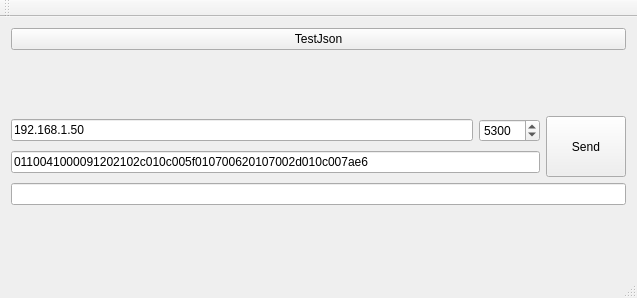
breton75/ksuts, file testing/mainwindow.ui: the form before one commit.
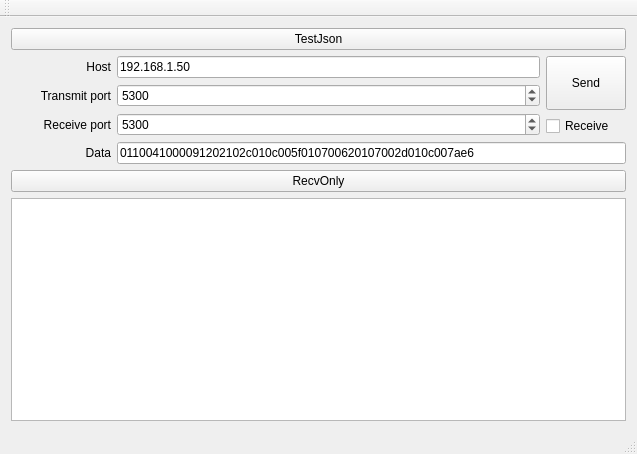
The form after the commit.

What changed in the file:
```diff
--- a/testing/mainwindow.ui
+++ b/testing/mainwindow.ui
@@ -7,14 +7,14 @@
     <x>0</x>
     <y>0</y>
     <width>637</width>
-    <height>298</height>
+    <height>454</height>
    </rect>
   </property>
   <property name="windowTitle">
    <string>MainWindow</string>
   </property>
   <widget class="QWidget" name="centralWidget">
-   <layout class="QVBoxLayout" name="verticalLayout_2">
+   <layout class="QVBoxLayout" name="verticalLayout_3">
     <item>
      <widget class="QPushButton" name="bnTestJson">
       <property name="text">
@@ -23,24 +23,33 @@
      </widget>
     </item>
     <item>
-     <spacer name="verticalSpacer_2">
-      <property name="orientation">
-       <enum>Qt::Vertical</enum>
-      </property>
-      <property name="sizeHint" stdset="0">
-       <size>
-        <width>20</width>
-        <height>40</height>
-       </size>
-      </property>
-     </spacer>
-    </item>
-    <item>
-     <layout class="QHBoxLayout" name="horizontalLayout_2">
+     <layout class="QHBoxLayout" name="horizontalLayout_5">
       <item>
-       <layout class="QVBoxLayout" name="verticalLayout">
+       <layout class="QVBoxLayout" name="verticalLayout_2">
         <item>
          <layout class="QHBoxLayout" name="horizontalLayout">
+          <item>
+           <widget class="QLabel" name="label_3">
+            <property name="minimumSize">
+             <size>
+              <width>100</width>
+              <height>0</height>
+             </size>
+            </property>
+            <property name="maximumSize">
+             <size>
+              <width>100</width>
+              <height>16777215</height>
+             </size>
+            </property>
+            <property name="text">
+             <string>Host</string>
+            </property>
+            <property name="alignment">
+             <set>Qt::AlignRight|Qt::AlignTrailing|Qt::AlignVCenter</set>
+            </property>
+           </widget>
+          </item>
           <item>
            <widget class="QLineEdit" name="lineIP">
             <property name="text">
@@ -48,8 +57,34 @@
             </property>
            </widget>
           </item>
+         </layout>
+        </item>
+        <item>
+         <layout class="QHBoxLayout" name="horizontalLayout_3">
           <item>
-           <widget class="QSpinBox" name="spinPort">
+           <widget class="QLabel" name="label_2">
+            <property name="minimumSize">
+             <size>
+              <width>100</width>
+              <height>0</height>
+             </size>
+            </property>
+            <property name="maximumSize">
+             <size>
+              <width>100</width>
+              <height>16777215</height>
+             </size>
+            </property>
+            <property name="text">
+             <string>Transmit port</string>
+            </property>
+            <property name="alignment">
+             <set>Qt::AlignRight|Qt::AlignTrailing|Qt::AlignVCenter</set>
+            </property>
+           </widget>
+          </item>
+          <item>
+           <widget class="QSpinBox" name="spinTransmitPort">
             <property name="maximum">
              <number>65535</number>
             </property>
@@ -61,44 +96,111 @@
          </layout>
         </item>
         <item>
-         <widget class="QLineEdit" name="lineCmd">
+         <layout class="QHBoxLayout" name="horizontalLayout_2">
+          <item>
+           <widget class="QLabel" name="label">
+            <property name="minimumSize">
+             <size>
+              <width>100</width>
+              <height>0</height>
+             </size>
+            </property>
+            <property name="maximumSize">
+             <size>
+              <width>100</width>
+              <height>16777215</height>
+             </size>
+            </property>
+            <property name="text">
+             <string>Receive port</string>
+            </property>
+            <property name="alignment">
+             <set>Qt::AlignRight|Qt::AlignTrailing|Qt::AlignVCenter</set>
+            </property>
+           </widget>
+          </item>
+          <item>
+           <widget class="QSpinBox" name="spinRecvPort">
+            <property name="maximum">
+             <number>65535</number>
+            </property>
+            <property name="value">
+             <number>5300</number>
+            </property>
+           </widget>
+          </item>
+         </layout>
+        </item>
+       </layout>
+      </item>
+      <item>
+       <layout class="QVBoxLayout" name="verticalLayout">
+        <item>
+         <widget class="QPushButton" name="pushButton">
+          <property name="sizePolicy">
+           <sizepolicy hsizetype="Minimum" vsizetype="Preferred">
+            <horstretch>0</horstretch>
+            <verstretch>0</verstretch>
+           </sizepolicy>
+          </property>
           <property name="text">
-           <string>0110041000091202102c010c005f010700620107002d010c007ae6</string>
+           <string>Send</string>
           </property>
          </widget>
         </item>
+        <item>
+         <widget class="QCheckBox" name="checkRecv">
+          <property name="text">
+           <string>Receive</string>
+          </property>
+         </widget>
+        </item>
        </layout>
       </item>
+     </layout>
+    </item>
+    <item>
+     <layout class="QHBoxLayout" name="horizontalLayout_4">
       <item>
-       <widget class="QPushButton" name="pushButton">
-        <property name="sizePolicy">
-         <sizepolicy hsizetype="Minimum" vsizetype="Expanding">
-          <horstretch>0</horstretch>
-          <verstretch>0</verstretch>
-         </sizepolicy>
+       <widget class="QLabel" name="label_4">
+        <property name="minimumSize">
+         <size>
+          <width>100</width>
+          <height>0</height>
+         </size>
         </property>
+        <property name="maximumSize">
+         <size>
+          <width>100</width>
+          <height>16777215</height>
+         </size>
+        </property>
         <property name="text">
-         <string>Send</string>
+         <string>Data</string>
         </property>
+        <property name="alignment">
+         <set>Qt::AlignRight|Qt::AlignTrailing|Qt::AlignVCenter</set>
+        </property>
        </widget>
       </item>
+      <item>
+       <widget class="QLineEdit" name="lineCmd">
+        <property name="text">
+         <string>0110041000091202102c010c005f010700620107002d010c007ae6</string>
+        </property>
+       </widget>
+      </item>
      </layout>
     </item>
     <item>
-     <widget class="QLineEdit" name="lineResponse"/>
+     <widget class="QPushButton" name="bnRecvOnly">
+      <property name="text">
+       <string>RecvOnly</string>
+      </property>
+     </widget>
     </item>
     <item>
-     <spacer name="verticalSpacer">
-      <property name="orientation">
-       <enum>Qt::Vertical</enum>
-      </property>
-      <property name="sizeHint" stdset="0">
-       <size>
-        <width>20</width>
-        <height>40</height>
-       </size>
-      </property>
-     </spacer>
+     <widget class="QTextEdit" name="textRecv"/>
     </item>
    </layout>
   </widget>
```
